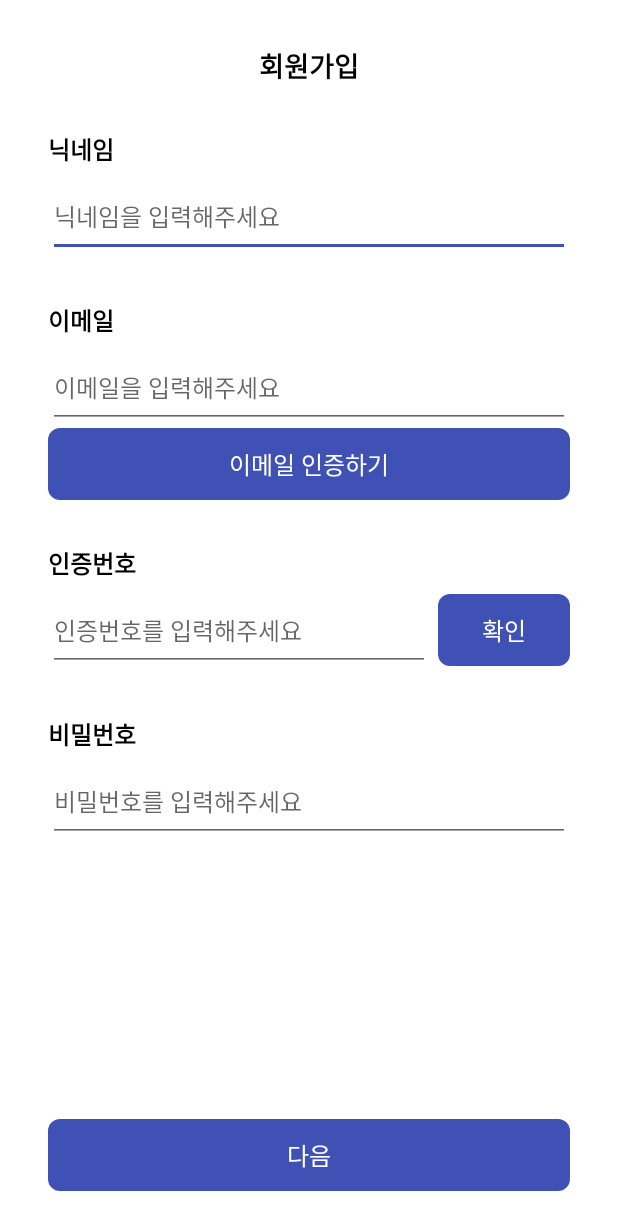
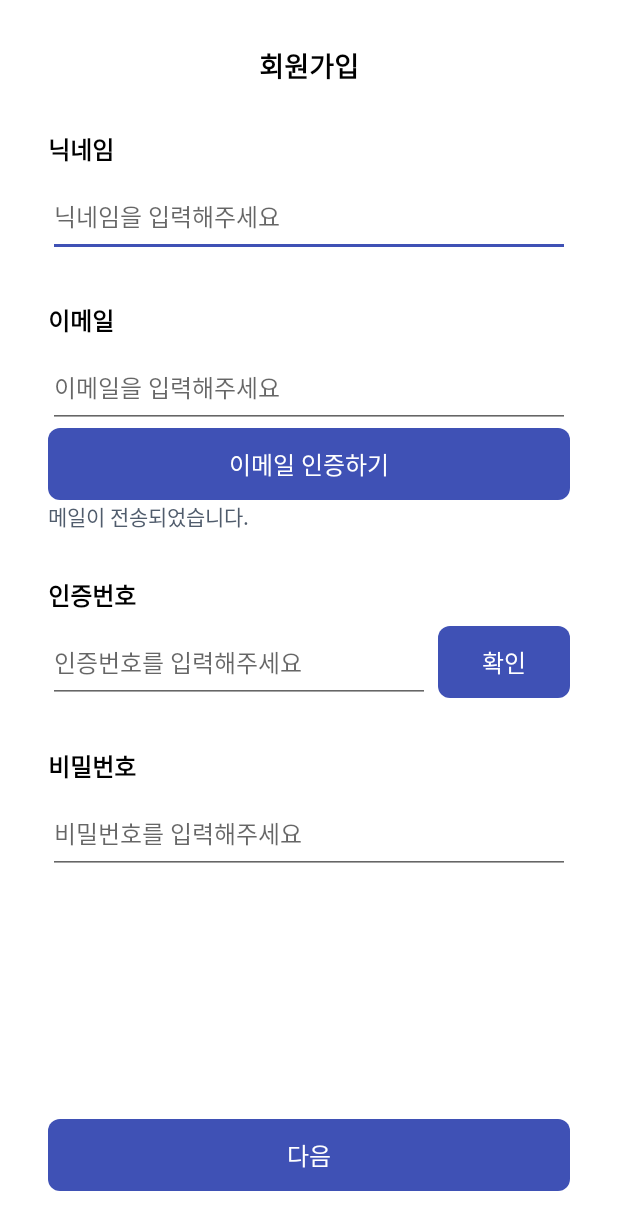
Before and after one commit to Interviewmate/Interviewmate-Android, an Android app: the layout fragment_sign_up.xml on its own in the app's theme, with its tools: preview values and no code run, on a phone screen of 412 x 824 dp. Shown: the top 1230 px of the screen. Run offline under Robolectric (Android 15) with nearby library versions, the phone set to English and light mode, and no system bars.

Commit message:
feat : 이메일 인증 구현

```diff
--- a/app/build.gradle
+++ b/app/build.gradle
@@ -32,6 +32,11 @@ android {
     kotlinOptions {
         jvmTarget = '1.8'
     }
+
+    buildFeatures {
+        viewBinding = true
+        dataBinding = true
+    }
 }
 
 dependencies {
--- a/app/src/main/java/com/example/interviewmate/InterviewMateApplication.kt
+++ b/app/src/main/java/com/example/interviewmate/InterviewMateApplication.kt
@@ -4,6 +4,4 @@ import android.app.Application
 import dagger.hilt.android.HiltAndroidApp
 
 @HiltAndroidApp
-class InterviewMateApplication: Application() {
-
-}
+class InterviewMateApplication: Application()
--- a/presentation/src/main/res/layout/fragment_sign_up.xml
+++ b/presentation/src/main/res/layout/fragment_sign_up.xml
@@ -1,7 +1,18 @@
 <?xml version="1.0" encoding="utf-8"?>
-<androidx.constraintlayout.widget.ConstraintLayout xmlns:android="http://schemas.android.com/apk/res/android"
+<layout xmlns:android="http://schemas.android.com/apk/res/android"
     xmlns:app="http://schemas.android.com/apk/res-auto"
-    xmlns:tools="http://schemas.android.com/tools"
+    xmlns:tools="http://schemas.android.com/tools">
+
+    <data>
+
+        <import type="android.view.View" />
+
+        <variable
+            name="signUpViewModel"
+            type="com.example.presentation.ui.signup.SignUpViewModel" />
+    </data>
+
+    <androidx.constraintlayout.widget.ConstraintLayout
         android:layout_width="match_parent"
         android:layout_height="match_parent"
         tools:context=".ui.signup.SignUpFragment">
@@ -101,7 +112,8 @@
             style="@style/small_text.gray"
             android:layout_width="wrap_content"
             android:layout_height="wrap_content"
-        android:visibility="gone"
+            android:text="@{signUpViewModel.statusEmailSending}"
+            android:visibility="@{signUpViewModel.isEmailNoticeVisible ? View.VISIBLE : View.GONE}"
             app:layout_constraintStart_toStartOf="@id/guideline_start"
             app:layout_constraintTop_toBottomOf="@id/btn_certify_email"
             tools:text="메일이 전송되었습니다." />
@@ -183,3 +195,4 @@
             app:layout_constraintStart_toStartOf="@id/guideline_start" />
 
     </androidx.constraintlayout.widget.ConstraintLayout>
+</layout>
```
Also changed, not shown: presentation/src/main/java/com/example/presentation/ui/signup/SignUpFragment.kt (+20 -6 lines), presentation/src/main/java/com/example/presentation/ui/signup/SignUpViewModel.kt (+26 -3 lines). Lines whose indentation alone changed are shown as unchanged.
